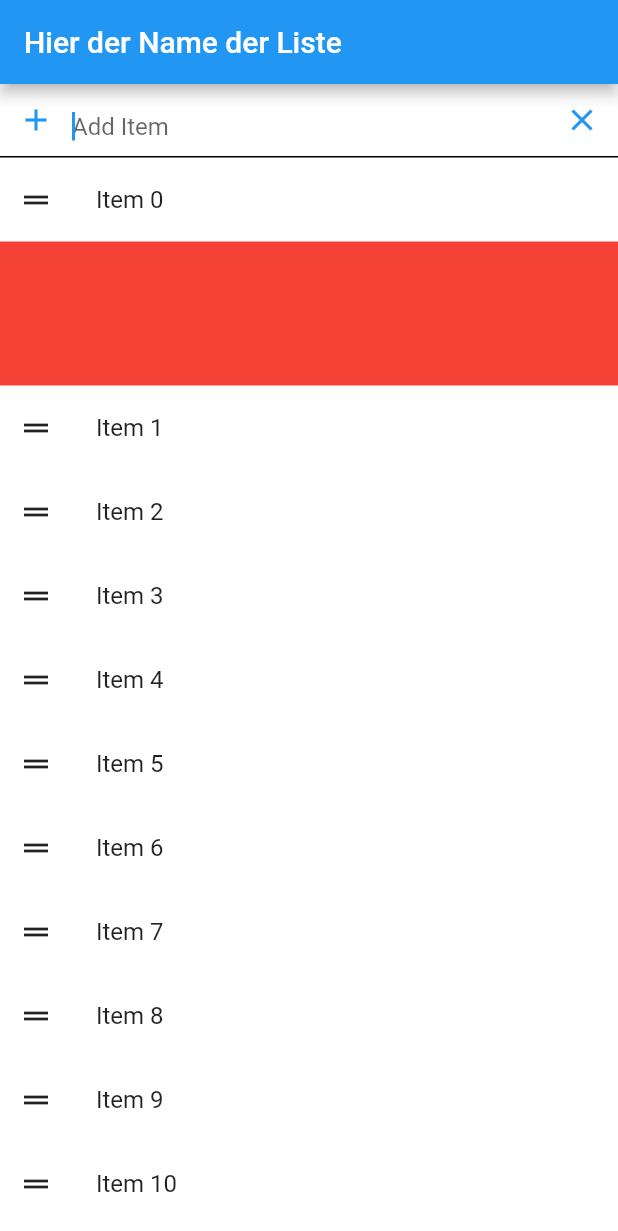
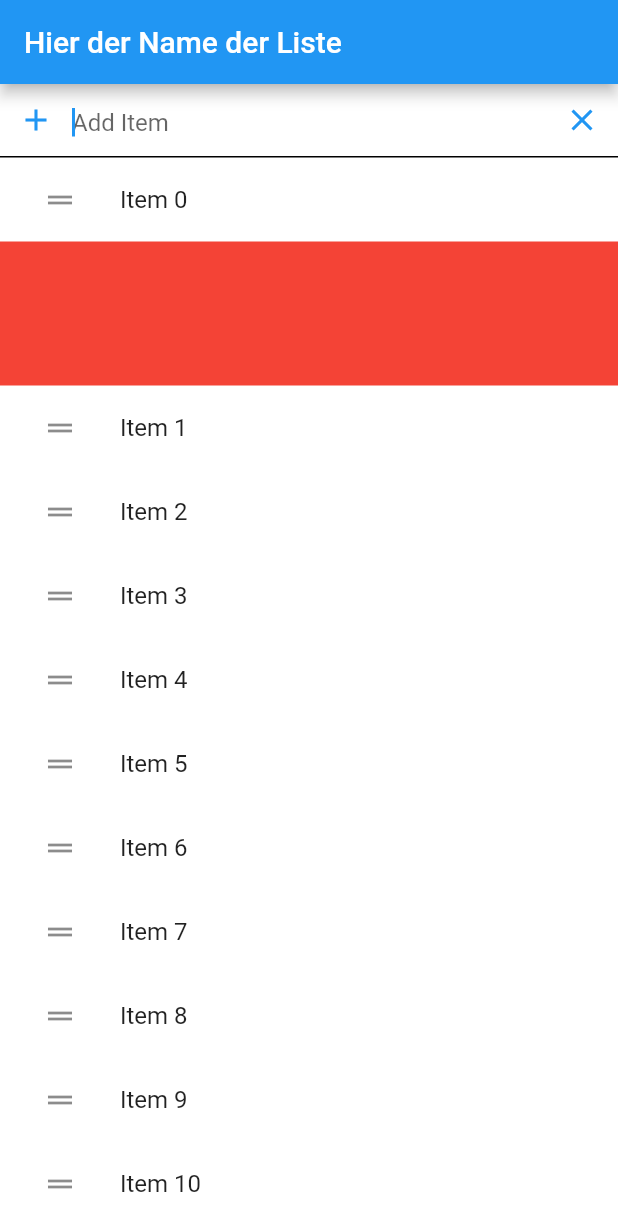
Before and after one commit to bischoff-m/sortable-app, a Flutter app: the screen it shows after launch, after a tap on the "drag handle" icon, on a phone screen of 412 x 824 dp. Shown: the top 1231 px of the screen. Run offline on Flutter 3.47's test engine with Material 2 defaults, Android fonts, the phone set to English and light mode, and no system bars.

Commit message:
outsourced list tile and fixed reorder callback

```diff
--- /dev/null
+++ b/lib/dismissible_list_tile.dart
@@ -0,0 +1,77 @@
+import 'package:flutter/gestures.dart';
+import 'package:flutter/material.dart';
+import 'dart:developer' as dev; // TODO: remove in production
+
+class DismissibleListTile extends StatefulWidget {
+  DismissibleListTile({
+    required this.key,
+    required this.onDismissed,
+    this.title,
+    this.hoverColor,
+    this.onTap,
+    this.onIconTap,
+  }) : super(key: key);
+
+  final Key key;
+  final void Function(DismissDirection)? onDismissed;
+  final Widget? title;
+  final Color? hoverColor;
+  final void Function()? onTap;
+  final void Function()? onIconTap;
+
+  @override
+  _DismissibleListTileState createState() => _DismissibleListTileState();
+}
+
+class _DismissibleListTileState extends State<DismissibleListTile> {
+  bool isHovering = false;
+
+  @override
+  Widget build(BuildContext context) {
+    return AnimatedContainer(
+      child: Dismissible(
+        key: widget.key, // TODO: does this cause problems?
+        // child: Material( // if this is uncommented, it will use the ListTile hover effect instead of the custom one
+        child: ListTile(
+          hoverColor: widget.hoverColor,
+          focusColor: widget.hoverColor,
+          selectedTileColor: widget.hoverColor,
+          title: widget.title,
+          // onTap: widget.onTap,
+          onTap: () {
+            setState(() {
+              isHovering = !isHovering;
+            });
+            dev.log('ishovering swapped: $isHovering');
+          },
+          leading: SizedBox(
+            width: 48,
+            height: 48,
+            child: IconButton(
+              icon: Icon(Icons.drag_handle, size: 24),
+              onPressed: widget.onIconTap,
+            ),
+          ),
+          // ),
+        ),
+        onDismissed: widget.onDismissed,
+        background: Container(
+          color: Colors.green,
+        ),
+        secondaryBackground: Container(
+          color: Colors.red,
+        ),
+      ),
+      // hoverColor: widget.hoverColor,
+      // onHover: (didEnter) {
+      //   dev.log('hover triggered $didEnter');
+      //   setState(() {
+      //     this.isHovering = didEnter;
+      //   });
+      // },
+      duration: Duration(milliseconds: 500),
+      // curve: Curves.easeInOut,
+      color: isHovering ? Colors.black26 : Colors.transparent,
+    );
+  }
+}
--- a/lib/fast_reorderable_list.dart
+++ b/lib/fast_reorderable_list.dart
@@ -19,15 +19,6 @@ typedef _ListItemBuilder = Widget Function(
     BuildContext context, int index, Function(int index) startReorder);
 
 class FastReorderableList extends StatefulWidget {
-  // FastReorderableList({
-  //   Key? key,
-  //   required List<Widget> children,
-  // })   : assert(children.every((Widget w) => w.key != null),
-  //           'All children of this widget must have a key.'),
-  //       itemCount = children.length,
-  //       itemBuilder = ((BuildContext context, int index) => children[index]),
-  //       super(key: key);
-
   FastReorderableList.builder({
     Key? key,
     required this.itemCount,
@@ -37,25 +28,15 @@ class FastReorderableList extends StatefulWidget {
 
   final int itemCount;
   final _ListItemBuilder itemBuilder;
-  late final _FastReorderableListState state;
-
-  // void triggerAnimation() => state.triggerAnimation();
 
   @override
-  _FastReorderableListState createState() {
-    this.state = _FastReorderableListState();
-    return this.state;
-  }
+  _FastReorderableListState createState() => _FastReorderableListState();
 }
 
 class _FastReorderableListState extends State<FastReorderableList> {
   // this list keeps track of which separator between the items is expanded
   late List<bool> _expanded;
   int _curExpanded = 0;
-
-  // void triggerAnimation() {
-  //   dev.log('hat funktioniert!');
-  // }
 
   @override
   void initState() {
@@ -82,26 +63,27 @@ class _FastReorderableListState extends State<FastReorderableList> {
         _expanded[_curExpanded] = true;
       });
     });
-    return Row(
-      children: [
-        SizedBox(
-          width: 48,
-          height: 48,
-          child: IconButton(
-            icon: Icon(Icons.drag_handle, size: 24),
-            onPressed: () {
-              dev.log('Animating change');
-              setState(() {
-                _expanded[_curExpanded] = false;
-                _curExpanded = (_curExpanded + 1) % _expanded.length;
-                _expanded[_curExpanded] = true;
-              });
-            },
-          ),
-        ),
-        Expanded(child: item)
-      ],
-    );
+    return item;
+    // return Row(
+    //   children: [
+    //     SizedBox(
+    //       width: 48,
+    //       height: 48,
+    //       child: IconButton(
+    //         icon: Icon(Icons.drag_handle, size: 24),
+    //         onPressed: () {
+    //           dev.log('Animating change');
+    //           setState(() {
+    //             _expanded[_curExpanded] = false;
+    //             _curExpanded = (_curExpanded + 1) % _expanded.length;
+    //             _expanded[_curExpanded] = true;
+    //           });
+    //         },
+    //       ),
+    //     ),
+    //     Expanded(child: item)
+    //   ],
+    // );
   }
 
   Widget _spacerBuilder(BuildContext context, int index) {
@@ -116,7 +98,6 @@ class _FastReorderableListState extends State<FastReorderableList> {
 
   @override
   Widget build(BuildContext context) {
-    dev.log('Item Count: ${widget.itemCount}');
     return ListView.builder(
       itemCount: widget.itemCount * 2 + 1,
       itemBuilder: (BuildContext context, int index) {
--- a/lib/main.dart
+++ b/lib/main.dart
@@ -3,6 +3,7 @@ import 'package:flutter/material.dart';
 import 'dart:math';
 import 'dart:developer' as dev; // TODO: remove in production
 import 'fast_reorderable_list.dart';
+import 'dismissible_list_tile.dart';
 
 void main() {
   runApp(SortableApp());
@@ -84,10 +85,10 @@ class _HomePageState extends State<HomePage> with TickerProviderStateMixin {
                         decoration: InputDecoration(
                           hintText: 'Add Item',
                           border: InputBorder.none,
-                          contentPadding: EdgeInsets.fromLTRB(0, 19, 0, 9),
+                          contentPadding: EdgeInsets.fromLTRB(0, 16, 0, 9),
                           prefixIcon: SizedBox(
                             width: 48,
-                            height: 48,
+                            height: 48, // TODO: make higher like shoppinlist
                             child: IconButton(
                               // TODO: implement add function
                               // onPressed: _textInputController.clear,
@@ -116,60 +117,16 @@ class _HomePageState extends State<HomePage> with TickerProviderStateMixin {
                   color: Colors.black,
                 ),
                 Expanded(
-                  // child: ReorderableListView.builder(
-                  //   itemCount: _items.length,
-                  //   itemBuilder: (BuildContext context, int index) {
-                  //     return Dismissible(
-                  //       key: ValueKey<String>(_items[index]),
-                  //       child: Material(
-                  //         child: ListTile(
-                  //           hoverColor: Colors.black26,
-                  //           title: Text(_items[index]),
-                  //           onTap: () {
-                  //             // TODO: add tap event for items
-                  //             dev.log('You clicked item ${_items[index]}');
-                  //           },
-                  //         ),
-                  //         color: Colors.white,
-                  //       ),
-                  //       background: Container(
-                  //         color: Colors.green,
-                  //       ),
-                  //       onDismissed: (DismissDirection direction) {
-                  //         setState(() {
-                  //           _items.removeAt(index);
-                  //         });
-                  //       },
-                  //     );
-                  //   },
-                  //   onReorder: (int oldIndex, int newIndex) {
-                  //     setState(() {
-                  //       if (oldIndex < newIndex) {
-                  //         newIndex -= 1;
-                  //       }
-                  //       final String item = _items.removeAt(oldIndex);
-                  //       _items.insert(newIndex, item);
-                  //     });
-                  //   },
-                  // ),
                   child: FastReorderableList.builder(
                     itemCount: _items.length,
                     itemBuilder: (BuildContext context, int index,
                         Function(int index) startReorder) {
-                      return Dismissible(
+                      return DismissibleListTile(
                         key: ValueKey<String>(_items[index]),
-                        child: ListTile(
-                          title: Text(_items[index]),
-                          // onTap: () {
-                          //   // TODO: add tap event for items
-                          //   dev.log('You clicked item ${_items[index]}');
-                          //   FastReorderableList.o
-                          // },
-                          onTap: () => startReorder(index),
-                        ),
-                        background: Container(
-                          color: Colors.green,
-                        ),
+                        title: Text(_items[index]),
+                        onTap: () {},
+                        onIconTap: () => startReorder(index),
+                        hoverColor: Colors.black26,
                         onDismissed: (DismissDirection direction) {
                           setState(() {
                             _items.removeAt(index);
@@ -177,6 +134,15 @@ class _HomePageState extends State<HomePage> with TickerProviderStateMixin {
                         },
                       );
                     },
+                    // onReorder: (int oldIndex, int newIndex) {
+                    //   setState(() {
+                    //     if (oldIndex < newIndex) {
+                    //       newIndex -= 1;
+                    //     }
+                    //     final String item = _items.removeAt(oldIndex);
+                    //     _items.insert(newIndex, item);
+                    //   });
+                    // },
                   ),
                 ),
               ],
--- a/todo.txt
+++ b/todo.txt
@@ -26,6 +26,16 @@
 	- Animate reorder of spacer
 
 - Nächstes Mal
+	- Hover-Effect bei ListTile zum Laufen bringen
+		1. Möglichkeit: eigene Animation
+			- widget, das onHover oder onPan oder ähnliches bereit stellt
+			- zuweisung der farbe im animatedcontainer
+			- animatedcontainer kann auch nach innen verschoben werden, falls farbe sonst überdeckt wird
+			- Zur Not ListTile mit eigenem Widget ersetzen
+		2. Möglichkeit: bereits bestehende Widgets verwenden
+			- Ink/InkWell
+			- ListTile
+			- googlen was es noch so gibt
 	- Animationen zum Laufen bringen
 	- Event implementieren
 		- Start der Animation durch Event
```
